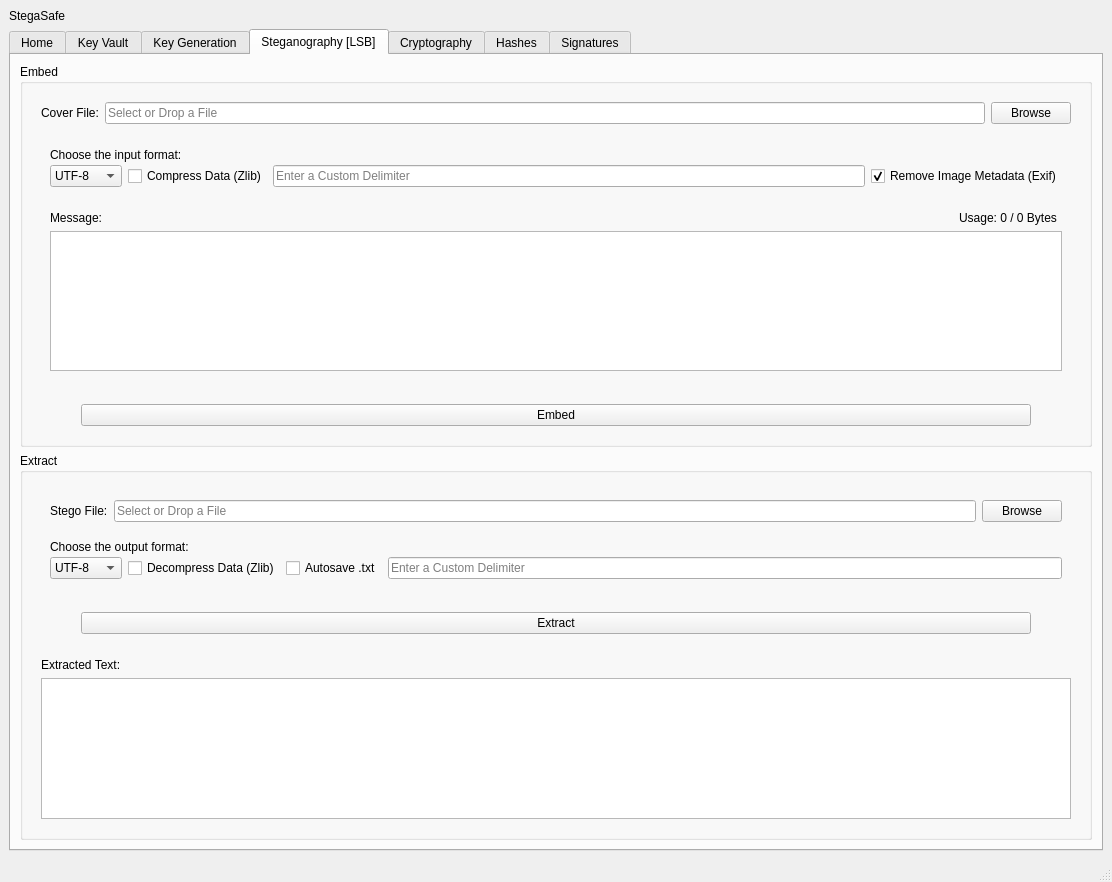
Before: the Qt Designer form src/stegasafe/gui/main_window.ui in RaveNcLawNN/StegaSafe, drawn with Qt 5.
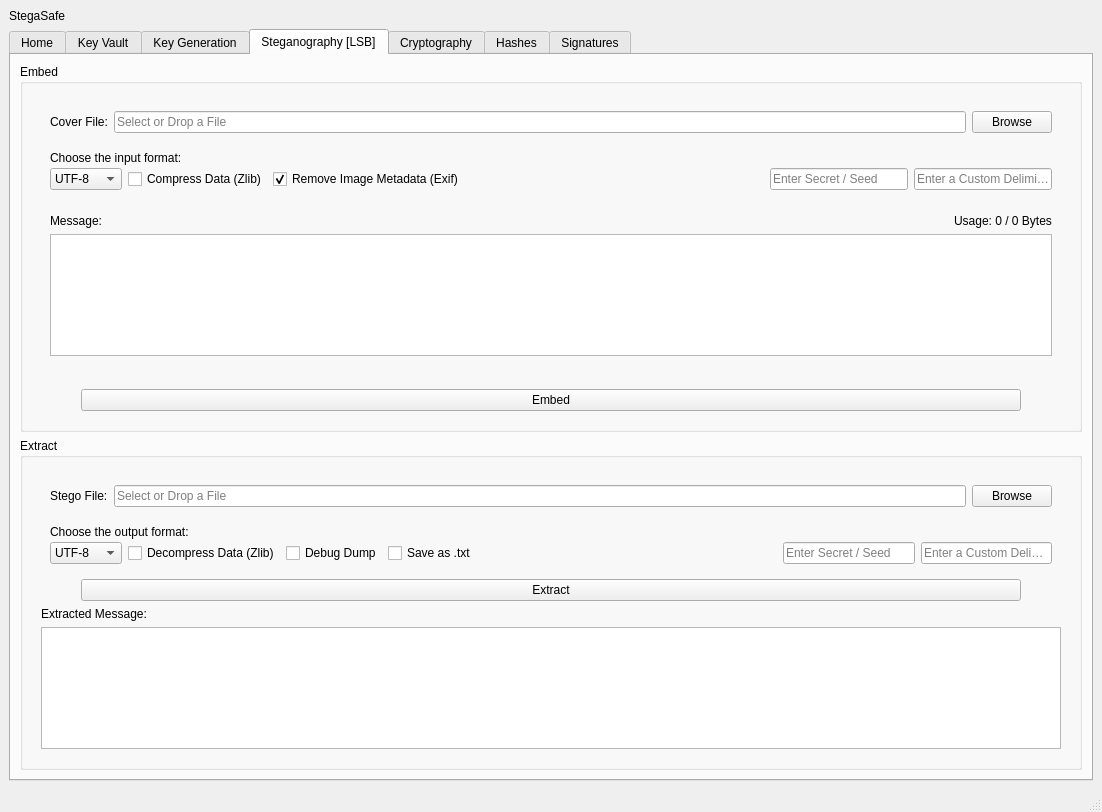
After: the same form once the commit is applied.

```diff
--- a/src/stegasafe/gui/main_window.ui
+++ b/src/stegasafe/gui/main_window.ui
@@ -6,8 +6,8 @@
    <rect>
     <x>0</x>
     <y>0</y>
-    <width>1112</width>
-    <height>882</height>
+    <width>1102</width>
+    <height>812</height>
    </rect>
   </property>
   <property name="windowTitle">
@@ -422,10 +422,22 @@
           </property>
           <layout class="QVBoxLayout" name="verticalLayout_3">
            <item>
+            <widget class="QWidget" name="colSettings" native="true">
+             <layout class="QVBoxLayout" name="verticalLayout_22">
+              <property name="spacing">
+               <number>0</number>
+              </property>
+              <property name="topMargin">
+               <number>9</number>
+              </property>
+              <property name="bottomMargin">
+               <number>0</number>
+              </property>
+              <item>
             <widget class="QWidget" name="rowCover" native="true">
              <layout class="QHBoxLayout" name="horizontalLayout">
               <property name="bottomMargin">
-               <number>0</number>
+                  <number>9</number>
               </property>
               <item>
                <widget class="QLabel" name="lblCover">
@@ -455,18 +467,6 @@
             </widget>
            </item>
            <item>
-            <widget class="QWidget" name="colSettings" native="true">
-             <layout class="QVBoxLayout" name="verticalLayout_22">
-              <property name="spacing">
-               <number>0</number>
-              </property>
-              <property name="topMargin">
-               <number>9</number>
-              </property>
-              <property name="bottomMargin">
-               <number>0</number>
-              </property>
-              <item>
                <widget class="QWidget" name="rowSettings_2" native="true">
                 <layout class="QHBoxLayout" name="horizontalLayout_33">
                  <property name="topMargin">
@@ -520,16 +520,6 @@
                    </property>
                   </widget>
                  </item>
-                 <item>
-                  <widget class="QLineEdit" name="leEmbedCustomDelimiter">
-                   <property name="toolTip">
-                    <string>&lt;html&gt;&lt;head/&gt;&lt;body&gt;&lt;p&gt;Defines a custom string appended to your data to mark its end. This acts as a stop-signal for the receiver to prevent reading random data after the actual message.&lt;/p&gt;&lt;p&gt;Default: The system calculates the hidden message length and stores it within the first 32 bits of the image. &lt;/p&gt;&lt;/body&gt;&lt;/html&gt;</string>
-                   </property>
-                   <property name="placeholderText">
-                    <string>Enter a Custom Delimiter</string>
-                   </property>
-                  </widget>
-                 </item>
                  <item>
                   <widget class="QCheckBox" name="chkCleanMetadata">
                    <property name="toolTip">
@@ -543,6 +533,39 @@
                    </property>
                   </widget>
                  </item>
+                 <item>
+                  <spacer name="horizontalSpacer_2">
+                   <property name="orientation">
+                    <enum>Qt::Horizontal</enum>
+                   </property>
+                   <property name="sizeHint" stdset="0">
+                    <size>
+                     <width>300</width>
+                     <height>20</height>
+                    </size>
+                   </property>
+                  </spacer>
+                 </item>
+                 <item>
+                  <widget class="QLineEdit" name="leEmbedSeed">
+                   <property name="toolTip">
+                    <string>&lt;html&gt;&lt;head/&gt;&lt;body&gt;&lt;p&gt;Initializes the pseudo-random number generator for non-sequential pixel selection.&lt;/p&gt;&lt;p&gt;This scatters your message randomly across the image pixels instead of filling them linearly, making the hidden data significantly harder to detect.&lt;/p&gt;&lt;/body&gt;&lt;/html&gt;</string>
+                   </property>
+                   <property name="placeholderText">
+                    <string>Enter Secret / Seed</string>
+                   </property>
+                  </widget>
+                 </item>
+                 <item>
+                  <widget class="QLineEdit" name="leEmbedCustomDelimiter">
+                   <property name="toolTip">
+                    <string>&lt;html&gt;&lt;head/&gt;&lt;body&gt;&lt;p&gt;Defines a custom string appended to your data to mark its end. This acts as a stop-signal for the receiver to prevent reading random data after the actual message.&lt;/p&gt;&lt;p&gt;Default: The system calculates the hidden message length and stores it within the first 32 bits of the image. &lt;/p&gt;&lt;/body&gt;&lt;/html&gt;</string>
+                   </property>
+                   <property name="placeholderText">
+                    <string>Enter a Custom Delimiter</string>
+                   </property>
+                  </widget>
+                 </item>
                 </layout>
                </widget>
               </item>
@@ -662,7 +685,7 @@
                <number>0</number>
               </property>
               <property name="bottomMargin">
-               <number>9</number>
+               <number>0</number>
               </property>
               <item>
                <widget class="QWidget" name="rowChooseStego" native="true">
@@ -745,10 +768,40 @@
                    </property>
                   </widget>
                  </item>
+                 <item>
+                  <widget class="QCheckBox" name="chkDebugDump">
+                   <property name="text">
+                    <string>Debug Dump</string>
+                   </property>
+                  </widget>
+                 </item>
                  <item>
                   <widget class="QCheckBox" name="chkAutoSave">
                    <property name="text">
-                    <string>Autosave .txt</string>
+                    <string>Save as .txt</string>
+                   </property>
+                  </widget>
+                 </item>
+                 <item>
+                  <spacer name="horizontalSpacer_3">
+                   <property name="orientation">
+                    <enum>Qt::Horizontal</enum>
+                   </property>
+                   <property name="sizeHint" stdset="0">
+                    <size>
+                     <width>300</width>
+                     <height>20</height>
+                    </size>
+                   </property>
+                  </spacer>
+                 </item>
+                 <item>
+                  <widget class="QLineEdit" name="leExtractSeed">
+                   <property name="toolTip">
+                    <string>&lt;html&gt;&lt;head/&gt;&lt;body&gt;&lt;p&gt;Requires the exact seed value used during the embedding process. The system needs this to reconstruct the specific non-sequential pixel path to correctly locate and reassemble the hidden message.&lt;/p&gt;&lt;/body&gt;&lt;/html&gt;</string>
+                   </property>
+                   <property name="placeholderText">
+                    <string>Enter Secret / Seed</string>
                    </property>
                   </widget>
                  </item>
@@ -780,6 +833,12 @@
               <property name="spacing">
                <number>10</number>
               </property>
+              <property name="topMargin">
+               <number>0</number>
+              </property>
+              <property name="bottomMargin">
+               <number>0</number>
+              </property>
               <item>
                <spacer name="spcExtractLeft">
                 <property name="sizeHint" stdset="0">
@@ -813,10 +872,13 @@
            <item>
             <widget class="QWidget" name="rowExtractedMessage" native="true">
              <layout class="QVBoxLayout" name="verticalLayout_12">
+              <property name="topMargin">
+               <number>0</number>
+              </property>
               <item>
                <widget class="QLabel" name="lblExtractedMessage">
                 <property name="text">
-                 <string>Extracted Text:</string>
+                 <string>Extracted Message:</string>
                 </property>
                </widget>
               </item>
```
Left out of the diff: 22 changed lines with no effect on the pictures. Lines whose indentation alone changed are shown as unchanged.
